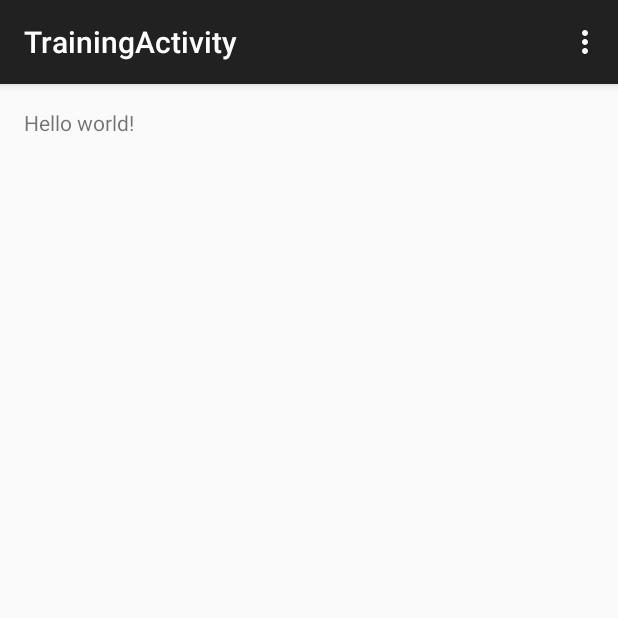
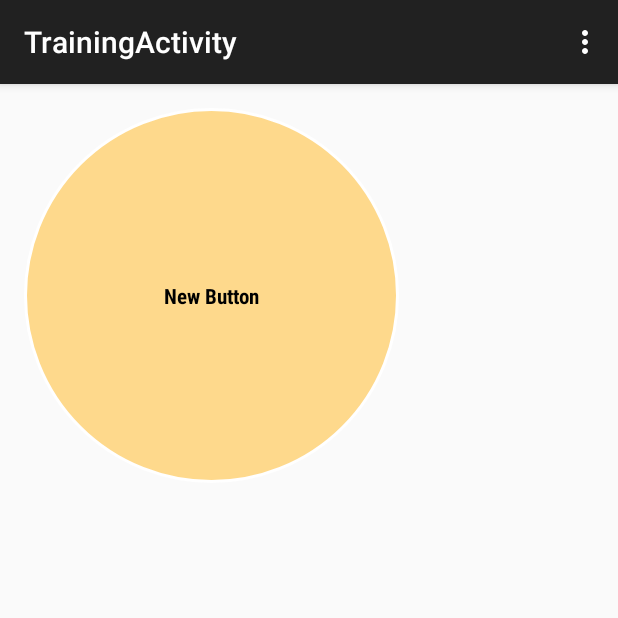
Before and after one commit to trannguyen-au/PushUpLog, an Android app: the TrainingActivity screen opened directly, with no data from a screen before it, on a phone screen of 412 x 824 dp, the top half of it. Run offline under Robolectric (Android 15) with nearby library versions, the phone set to English and light mode, and no system bars.

Commit message:
minor update

```diff
--- /dev/null
+++ b/app/src/main/res/drawable-hdpi/button_round_disabled.xml
@@ -0,0 +1,10 @@
+<?xml version="1.0" encoding="utf-8"?>
+<layer-list xmlns:android="http://schemas.android.com/apk/res/android">
+    <item>
+        <shape android:shape="oval">
+            <solid android:color="#ffF1F1F1"></solid>
+            <size android:height="30dp" android:width="30dp"></size>
+            <stroke android:color="#ffffffff" android:width="2dp"></stroke>
+        </shape>
+    </item>
+</layer-list>
--- /dev/null
+++ b/app/src/main/res/drawable-hdpi/button_round_pressed.xml
@@ -0,0 +1,10 @@
+<?xml version="1.0" encoding="utf-8"?>
+<layer-list xmlns:android="http://schemas.android.com/apk/res/android">
+    <item>
+        <shape android:shape="oval">
+            <solid android:color="#ffFEF5E2"></solid>
+            <size android:height="30dp" android:width="30dp"></size>
+            <stroke android:color="#ffffffff" android:width="2dp"></stroke>
+        </shape>
+    </item>
+</layer-list>
--- /dev/null
+++ b/app/src/main/res/drawable/button_round_normal.xml
@@ -0,0 +1,10 @@
+<?xml version="1.0" encoding="utf-8"?>
+<layer-list xmlns:android="http://schemas.android.com/apk/res/android">
+    <item>
+        <shape android:shape="oval">
+            <solid android:color="#fffed98c"></solid>
+            <size android:height="30dp" android:width="30dp"></size>
+            <stroke android:color="#ffffffff" android:width="2dp"></stroke>
+        </shape>
+    </item>
+</layer-list>
--- /dev/null
+++ b/app/src/main/res/drawable/round_button.xml
@@ -0,0 +1,13 @@
+<?xml version="1.0" encoding="utf-8"?>
+<selector xmlns:android="http://schemas.android.com/apk/res/android">
+    <item android:state_enabled="false"
+        android:drawable="@drawable/button_state_disabled"></item>
+    <item android:state_pressed="true"
+        android:state_enabled="true"
+        android:drawable="@drawable/button_round_pressed"></item>
+    <item android:state_focused="true"
+        android:state_enabled="true"
+        android:drawable="@drawable/button_state_focus"></item>
+    <item android:state_enabled="true"
+        android:drawable="@drawable/button_round_normal"></item>
+</selector>
--- a/app/src/main/res/layout/activity_training.xml
+++ b/app/src/main/res/layout/activity_training.xml
@@ -1,4 +1,4 @@
-<RelativeLayout xmlns:android="http://schemas.android.com/apk/res/android"
+<TableLayout xmlns:android="http://schemas.android.com/apk/res/android"
     xmlns:tools="http://schemas.android.com/tools" android:layout_width="match_parent"
     android:layout_height="match_parent" android:paddingLeft="@dimen/activity_horizontal_margin"
     android:paddingRight="@dimen/activity_horizontal_margin"
@@ -6,7 +6,15 @@
     android:paddingBottom="@dimen/activity_vertical_margin"
     tools:context="mobile.wnext.pushupslog.activities.TrainingActivity">
 
-    <TextView android:text="@string/hello_world" android:layout_width="wrap_content"
-        android:layout_height="wrap_content" />
+    <TableRow
+        android:layout_width="fill_parent"
+        android:layout_height="fill_parent">
 
-</RelativeLayout>
+        <Button
+            android:layout_width="wrap_content"
+            android:layout_height="wrap_content"
+            android:text="New Button"
+            android:id="@+id/button"
+            style="@style/RoundButton" />
+    </TableRow>
+</TableLayout>
--- a/app/src/main/res/values/styles.xml
+++ b/app/src/main/res/values/styles.xml
@@ -15,6 +15,12 @@
         <item name="android:textStyle">bold</item>
     </style>
 
+    <style name="RoundButton" parent="@android:style/Widget.Button">
+        <item name="android:background">@drawable/round_button</item>
+        <item name="android:width">250dp</item>
+        <item name="android:height">250dp</item>
+    </style>
+
     <style name="SummaryLabel">
         <item name="android:textColor">#ffffffff</item>
         <item name="android:layout_marginTop">10dp</item>
```
Also changed, not shown: 1 other file.
